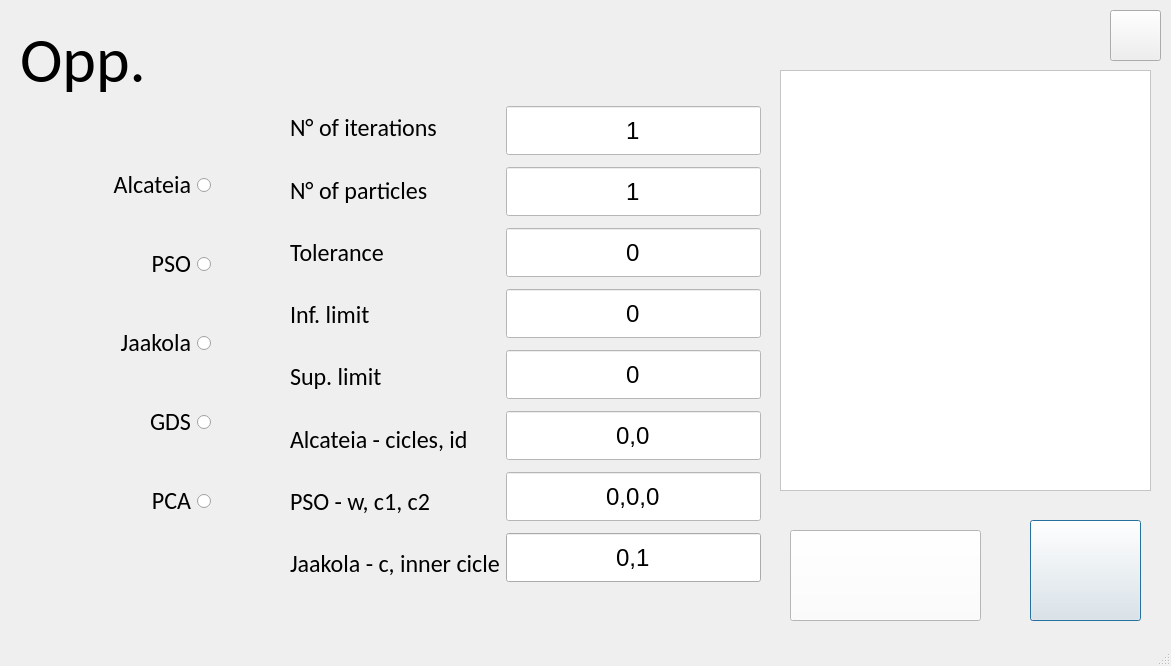
Old version of the form opp_gui.ui in the repository LukeKort/Opp.
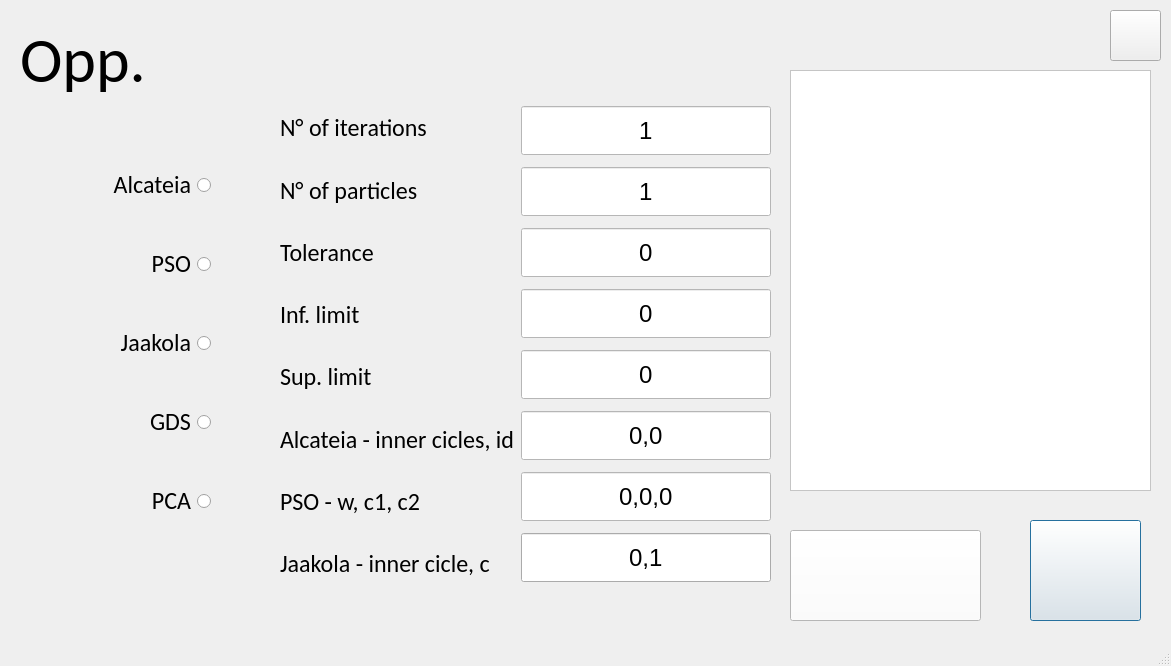
New version of the form. Icons and pictures are not drawn.

Patch:
```diff
--- a/opp_gui.ui
+++ b/opp_gui.ui
@@ -65,9 +65,9 @@
    <widget class="QTextEdit" name="console">
     <property name="geometry">
      <rect>
-      <x>780</x>
+      <x>790</x>
       <y>70</y>
-      <width>371</width>
+      <width>361</width>
       <height>421</height>
      </rect>
     </property>
@@ -251,9 +251,9 @@
    <widget class="QWidget" name="horizontalLayoutWidget">
     <property name="geometry">
      <rect>
-      <x>290</x>
+      <x>280</x>
       <y>100</y>
-      <width>471</width>
+      <width>491</width>
       <height>492</height>
      </rect>
     </property>
@@ -345,7 +345,7 @@
           </font>
          </property>
          <property name="text">
-          <string>Alcateia - cicles, id</string>
+          <string>Alcateia - inner cicles, id</string>
          </property>
         </widget>
        </item>
@@ -370,7 +370,7 @@
           </font>
          </property>
          <property name="text">
-          <string>Jaakola - c, inner cicle</string>
+          <string>Jaakola - inner cicle, c</string>
          </property>
         </widget>
        </item>
```
